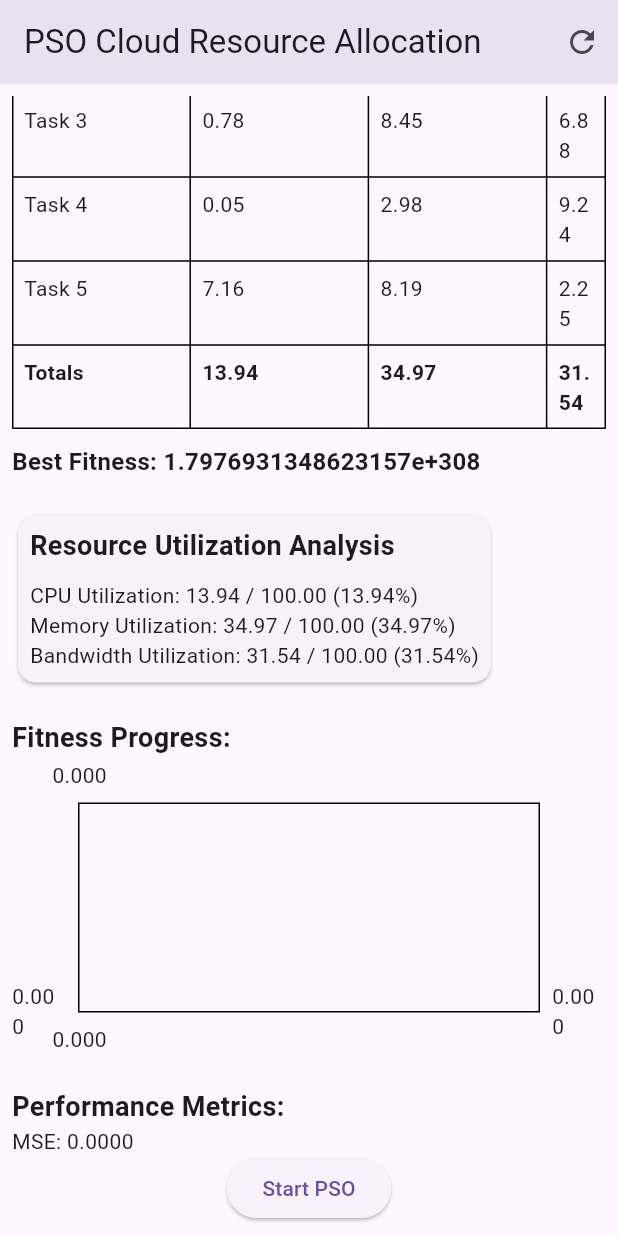
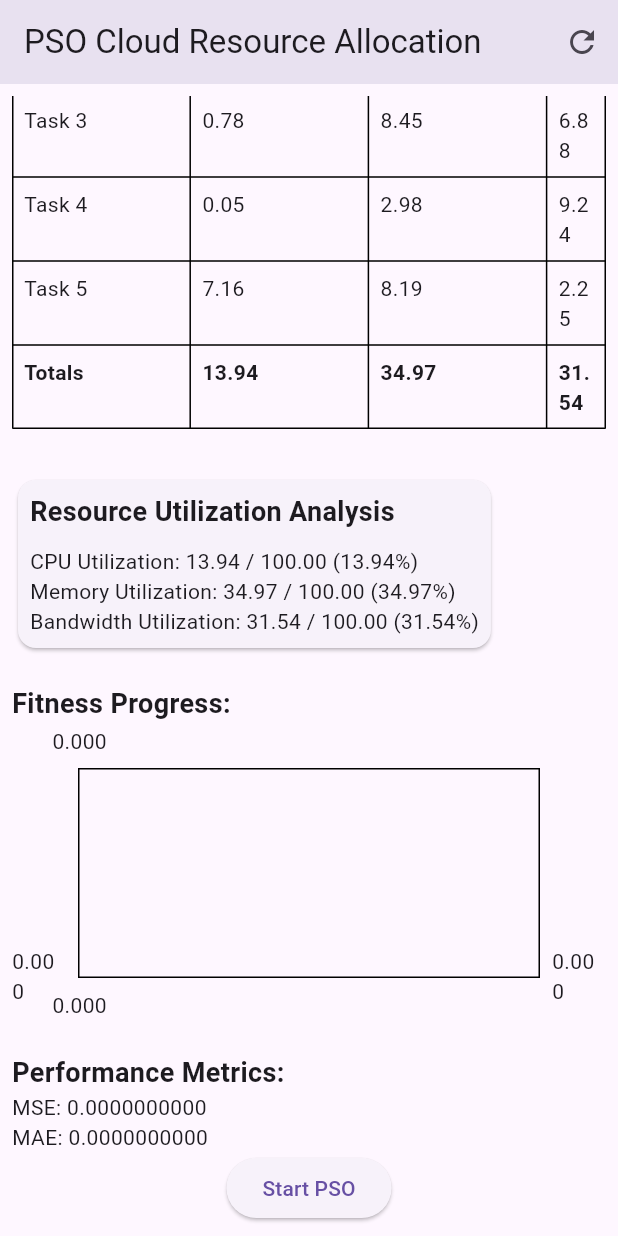
Before and after one commit to praneshp1org/cloud-resource-allocation-using-particle-swarm-optimization, a Flutter app: the screen it shows after launch, scrolled down 972 dp, on a phone screen of 412 x 824 dp. Run offline on Flutter 3.47's test engine with Material 3 defaults, Android fonts, the phone set to English and light mode, and no system bars; drawn by our look-alikes of fl_chart.

```diff
--- a/lib/main.dart
+++ b/lib/main.dart
@@ -290,8 +290,8 @@ class _PSOSimulationState extends State<PSOSimulation> {
                                   fontWeight: FontWeight.bold,
                                 ),
                               ),
-                              Text('MSE: ${mse.toStringAsFixed(4)}'),
-                              Text('MAE: ${mae.toStringAsFixed(4)}'),
+                              Text('MSE: ${mse.toStringAsFixed(10)}'),
+                              Text('MAE: ${mae.toStringAsFixed(10)}'),
                             ],
                           ),
                       ],
--- a/lib/utils/best_allocation_table.dart
+++ b/lib/utils/best_allocation_table.dart
@@ -117,10 +117,10 @@ class BestAllocationTable extends StatelessWidget {
           ],
         ),
         SizedBox(height: 10),
-        Text(
-          'Best Fitness: ${gBestFitness.toStringAsFixed(2)}',
-          style: TextStyle(fontSize: 16, fontWeight: FontWeight.bold),
-        ),
+        // Text(
+        //   'Best Fitness: ${gBestFitness.toStringAsFixed(2)}',
+        //   style: TextStyle(fontSize: 16, fontWeight: FontWeight.bold),
+        // ),
       ],
     );
   }
```
Also changed, not shown: assets/Screenshot 2024-08-05 at 22.23.55.png (added), 1 other file.
